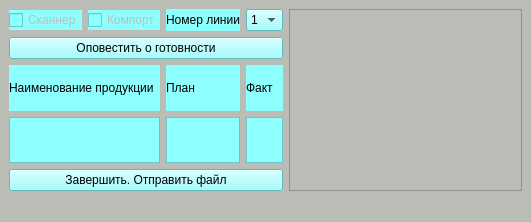
Above: untitled.ui from avovana/slave_controller before the change. Below: the same form after it.
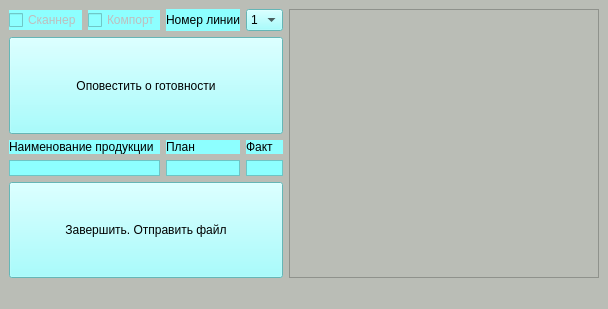
That is the form after the change.

Diff of the .ui file:
```diff
--- a/untitled.ui
+++ b/untitled.ui
@@ -6,8 +6,8 @@
    <rect>
     <x>0</x>
     <y>0</y>
-    <width>531</width>
-    <height>222</height>
+    <width>608</width>
+    <height>309</height>
    </rect>
   </property>
   <property name="windowTitle">
@@ -142,6 +142,12 @@
     </item>
     <item row="1" column="0" colspan="5">
      <widget class="QPushButton" name="ready_button">
+      <property name="sizePolicy">
+       <sizepolicy hsizetype="Minimum" vsizetype="Expanding">
+        <horstretch>0</horstretch>
+        <verstretch>0</verstretch>
+       </sizepolicy>
+      </property>
       <property name="styleSheet">
        <string notr="true">background-color: rgb(141, 255, 255);</string>
       </property>
@@ -174,6 +180,12 @@
     </item>
     <item row="4" column="0" colspan="5">
      <widget class="QPushButton" name="finish_button">
+      <property name="sizePolicy">
+       <sizepolicy hsizetype="Minimum" vsizetype="Expanding">
+        <horstretch>0</horstretch>
+        <verstretch>0</verstretch>
+       </sizepolicy>
+      </property>
       <property name="styleSheet">
        <string notr="true">background-color: rgb(141, 255, 255);</string>
       </property>
```
Left out of the diff: 2 changed lines with no effect on the pictures.
